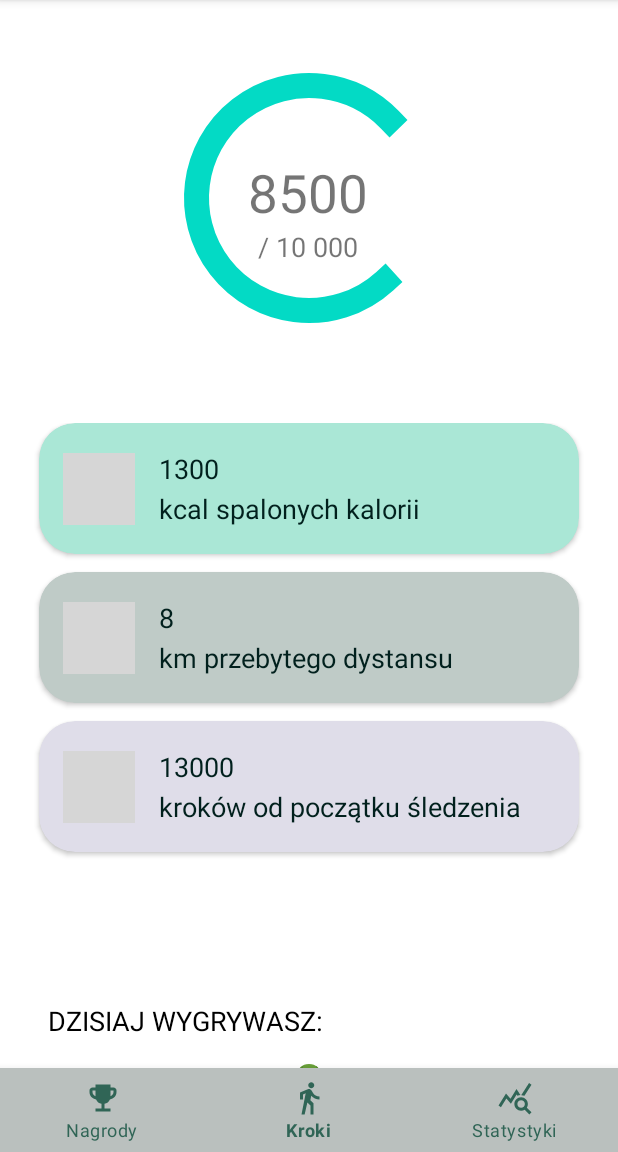
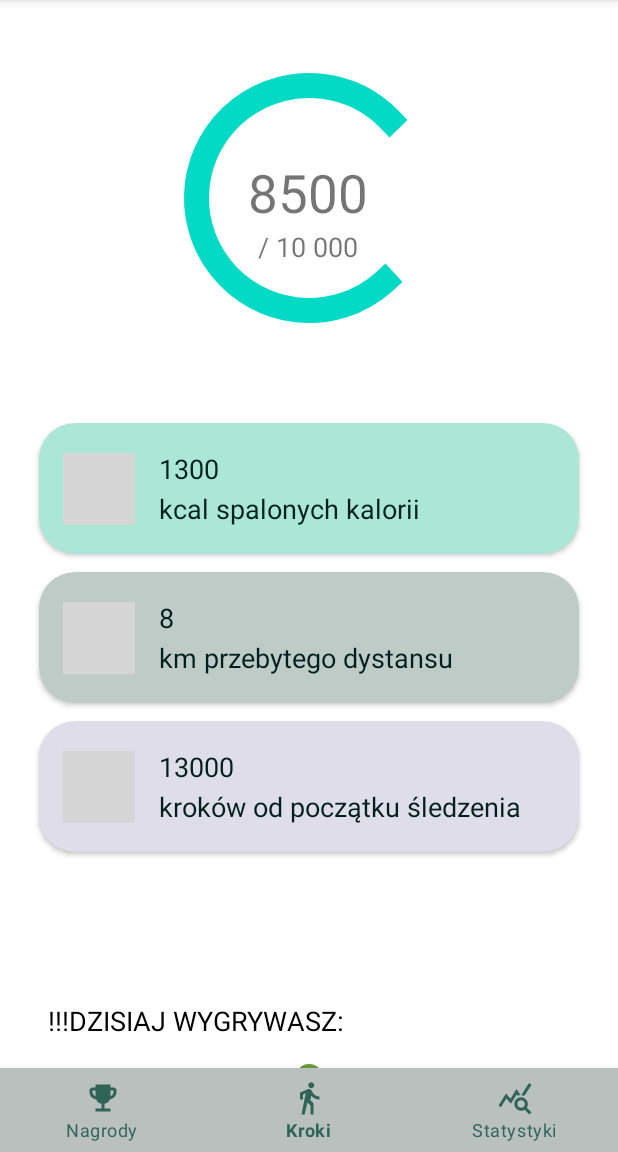
Before and after one commit to Saradella/StepApp, an Android app: the screen it shows after launch (MainActivity), on a phone screen of 412 x 824 dp, the part 84-1236 px from its top. Run offline under Robolectric (Android 15) with nearby library versions, the phone set to English and light mode, and no system bars; our stand-ins replace navigation-ui; libraries missing offline, so code that uses them is left out: com.mikhaellopez.circularprogressbar; plain views replace CircularProgressBar; grey boxes are pictures that could not be loaded.

Commit message:
zmiana banana

```diff
--- a/src/main/res/values/strings.xml
+++ b/src/main/res/values/strings.xml
@@ -18,7 +18,7 @@
     <string name="total_number_of_steps"> 13000 </string>
     <string name="total_number_of_steps_format">kroków od początku śledzenia</string>
 
-    <string name="reward">DZISIAJ WYGRYWASZ:</string>
+    <string name="reward">!!!DZISIAJ WYGRYWASZ:</string>
 
     <!-- Rewards -->
     <string name="total_number_of_rewards">13</string>
```
